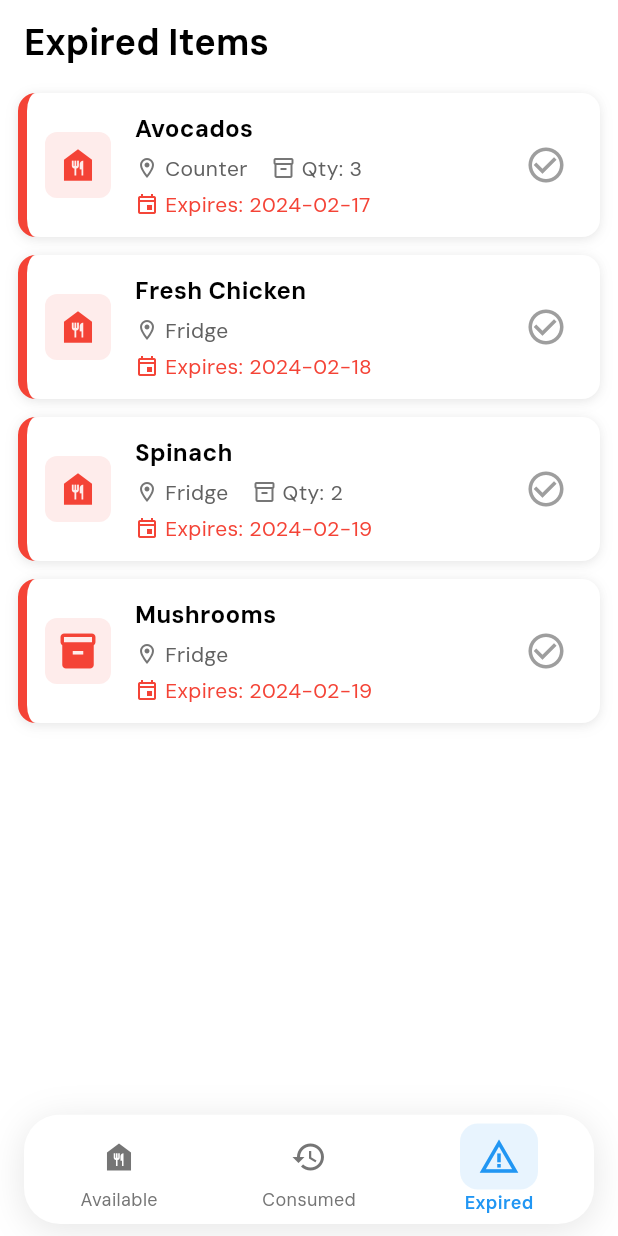
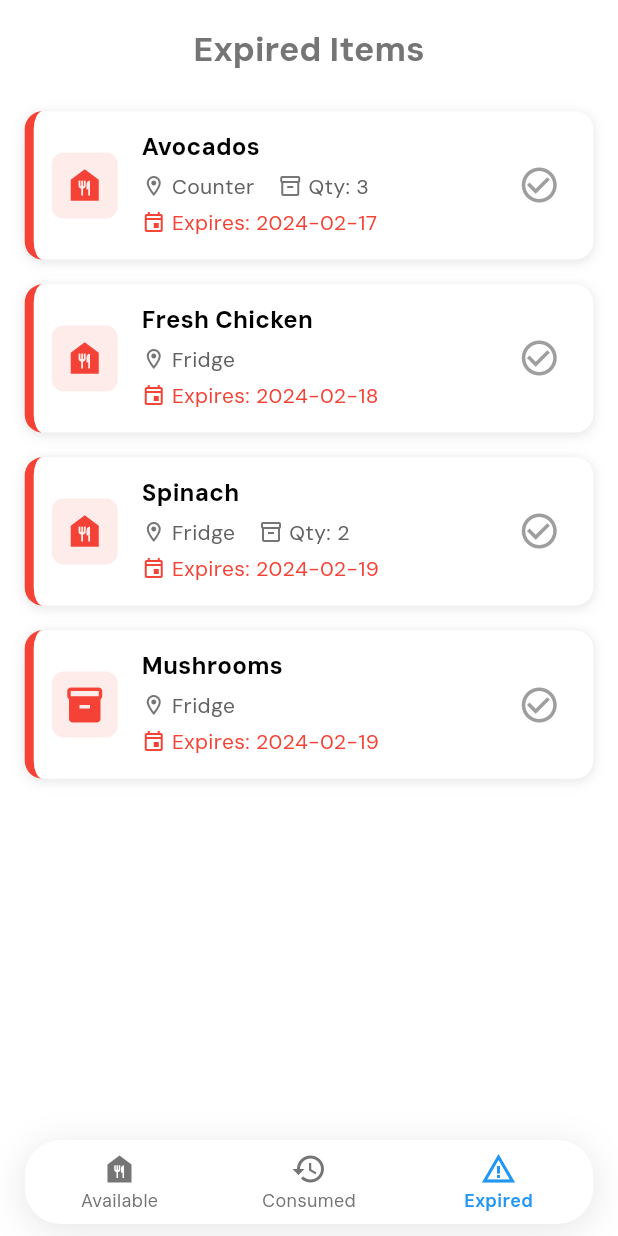
Before and after one commit to Arceuzz23/Food-Expiry-Tracker, a Flutter app: the screen it shows after launch, item 3 of the bottom bar chosen, on a phone screen of 412 x 824 dp. Run offline on Flutter 3.47's test engine with Material 3 defaults, Android fonts, the phone set to English and light mode, and no system bars; our stand-ins replace shimmer.

Commit message:
added media query

```diff
--- /dev/null
+++ b/lib/constants/responsive_constants.dart
@@ -0,0 +1,26 @@
+import 'package:flutter/material.dart';
+
+class Responsive {
+  static double screenWidth(BuildContext context) => MediaQuery.of(context).size.width;
+  static double screenHeight(BuildContext context) => MediaQuery.of(context).size.height;
+
+  // Padding and margins
+  static double defaultPadding(BuildContext context) => screenWidth(context) * 0.04;
+  static double defaultMargin(BuildContext context) => screenWidth(context) * 0.04;
+
+  // Font sizes
+  static double titleSize(BuildContext context) => screenWidth(context) * 0.055;
+  static double bodySize(BuildContext context) => screenWidth(context) * 0.04;
+  static double smallSize(BuildContext context) => screenWidth(context) * 0.035;
+
+  // Icon sizes
+  static double iconSize(BuildContext context) => screenWidth(context) * 0.06;
+  static double smallIconSize(BuildContext context) => screenWidth(context) * 0.045;
+
+  // Card dimensions
+  static double cardHeight(BuildContext context) => screenHeight(context) * 0.12;
+  static double cardRadius(BuildContext context) => screenWidth(context) * 0.03;
+
+  // Bottom nav
+  static double navBarHeight(BuildContext context) => screenHeight(context) * 0.08;
+}
--- a/lib/screens/items_screen.dart
+++ b/lib/screens/items_screen.dart
@@ -1,4 +1,3 @@
-
 import 'package:flutter/material.dart';
 import 'package:food_expiry_tracker/screens/tabs/available_items_tab.dart';
 import 'package:food_expiry_tracker/screens/tabs/consumed_items_tab.dart';
@@ -9,7 +8,7 @@ import '../providers/items_provider.dart';
 import '../widgets/dialogs/consume_confirmation_dialog.dart';
 import '../widgets/item_details_sheet.dart';
 import '../widgets/navigation/custom_bottom_nav_bar.dart';
-
+import '../constants/responsive_constants.dart';
 
 class ItemsScreen extends StatefulWidget {
   const ItemsScreen({super.key});
@@ -147,17 +146,13 @@ class _ItemsScreenState extends State<ItemsScreen> {
   Widget build(BuildContext context) {
     return Scaffold(
       appBar: AppBar(
+        toolbarHeight: Responsive.navBarHeight(context),
         title: Text(
           _getTitle(),
           style: Theme.of(context).textTheme.headlineMedium?.copyWith(
-                color: Colors.black,
-                fontWeight: FontWeight.bold,
-                fontSize: 24,
+                fontSize: Responsive.titleSize(context),
               ),
         ),
-        centerTitle: false,
-        elevation: 0,
-        backgroundColor: Colors.transparent,
       ),
       body: Consumer<ItemsProvider>(
         builder: (context, provider, child) {
--- a/lib/themes/app_theme.dart
+++ b/lib/themes/app_theme.dart
@@ -1,11 +1,13 @@
 import 'package:flutter/material.dart';
+import '../constants/responsive_constants.dart';
 
 class AppTheme {
   // Add these color constants
   static const Color iconGrey = Color(0xFF757575); // Material Grey 600
   static const Color textGrey = Color(0xFF616161); // Material Grey 700
 
-  static ThemeData lightTheme = ThemeData(
+  static ThemeData getTheme(BuildContext? context) {
+    return ThemeData(
       useMaterial3: true,
       brightness: Brightness.light,
       fontFamily: 'DMSans',
@@ -46,7 +48,7 @@ class AppTheme {
       ),
 
       // Text Theme
-    textTheme: const TextTheme(
+      textTheme: TextTheme(
         displayLarge: TextStyle(
           fontSize: 32,
           fontWeight: FontWeight.bold,
@@ -60,8 +62,8 @@ class AppTheme {
           fontWeight: FontWeight.bold,
         ),
         headlineMedium: TextStyle(
-        fontSize: 20,
-        fontWeight: FontWeight.w600,
+          fontSize: context != null ? Responsive.titleSize(context) : 24,
+          fontWeight: FontWeight.bold,
         ),
         titleLarge: TextStyle(
           fontSize: 18,
@@ -99,7 +101,8 @@ class AppTheme {
           borderRadius: BorderRadius.circular(12),
           borderSide: BorderSide(color: Colors.red.shade300),
         ),
-      contentPadding: const EdgeInsets.symmetric(horizontal: 16, vertical: 16),
+        contentPadding:
+            const EdgeInsets.symmetric(horizontal: 16, vertical: 16),
       ),
 
       // Button Themes
@@ -135,6 +138,9 @@ class AppTheme {
         type: BottomNavigationBarType.fixed,
       ),
     );
+  }
+
+  static ThemeData lightTheme = getTheme(null);
 
   // Helper method for card decoration
   static BoxDecoration cardDecoration = BoxDecoration(
--- a/lib/widgets/common/empty_state_widget.dart
+++ b/lib/widgets/common/empty_state_widget.dart
@@ -1,7 +1,6 @@
-
 import 'package:flutter/material.dart';
 import '../../constants/ui_constants.dart';
-
+import '../../constants/responsive_constants.dart';
 
 class EmptyStateWidget extends StatelessWidget {
   final IconData icon;
@@ -21,9 +20,16 @@ class EmptyStateWidget extends StatelessWidget {
       child: Column(
         mainAxisAlignment: MainAxisAlignment.center,
         children: [
-          Icon(icon, size: UIConstants.emptyStateIconSize, color: color),
-          const SizedBox(height: 16),
-          Text(message),
+          Icon(
+            icon,
+            size: Responsive.iconSize(context) * 2,
+            color: color,
+          ),
+          SizedBox(height: Responsive.defaultPadding(context)),
+          Text(
+            message,
+            style: TextStyle(fontSize: Responsive.bodySize(context)),
+          ),
         ],
       ),
     );
--- a/lib/widgets/item_card.dart
+++ b/lib/widgets/item_card.dart
@@ -4,6 +4,7 @@ import 'package:shimmer/shimmer.dart';
 import '../models/item_data.dart';
 import '../providers/items_provider.dart';
 import '../themes/app_theme.dart';
+import '../constants/responsive_constants.dart';
 
 class ItemCard extends StatelessWidget {
   final ItemData item;
@@ -29,7 +30,11 @@ class ItemCard extends StatelessWidget {
     final isLoading = provider.loading && provider.processingItemId == item.id;
 
     return Container(
-      margin: const EdgeInsets.symmetric(horizontal: 12, vertical: 6),
+      height: Responsive.cardHeight(context),
+      margin: EdgeInsets.symmetric(
+        horizontal: Responsive.defaultMargin(context),
+        vertical: Responsive.defaultMargin(context) * 0.5,
+      ),
       decoration: AppTheme.cardDecoration.copyWith(
         border: Border(
           left: BorderSide(
--- a/lib/widgets/item_details_sheet.dart
+++ b/lib/widgets/item_details_sheet.dart
@@ -1,10 +1,10 @@
-
 import 'package:flutter/material.dart';
 import 'package:provider/provider.dart';
 import '../models/item_data.dart';
 import '../providers/items_provider.dart';
 import '../themes/app_theme.dart';
 import '../constants/ui_constants.dart';
+import '../constants/responsive_constants.dart';
 
 class ItemDetailsSheet extends StatefulWidget {
   final ItemData item;
@@ -72,8 +72,8 @@ class _ItemDetailsSheetState extends State<ItemDetailsSheet>
         return Theme(
           data: Theme.of(context).copyWith(
             colorScheme: Theme.of(context).colorScheme.copyWith(
-              surface: Colors.white,
-            ),
+                  surface: Colors.white,
+                ),
           ),
           child: child!,
         );
@@ -122,6 +122,11 @@ class _ItemDetailsSheetState extends State<ItemDetailsSheet>
     return FadeTransition(
       opacity: _animation,
       child: Container(
+        constraints: BoxConstraints(
+          maxHeight: MediaQuery.of(context).size.height * 0.85,
+          minHeight: MediaQuery.of(context).size.height * 0.3,
+        ),
+        padding: EdgeInsets.all(Responsive.defaultPadding(context)),
         decoration: BoxDecoration(
           color: theme.scaffoldBackgroundColor,
           borderRadius: UIConstants.borderRadius,
--- a/lib/widgets/navigation/custom_bottom_nav_bar.dart
+++ b/lib/widgets/navigation/custom_bottom_nav_bar.dart
@@ -1,5 +1,6 @@
 import 'package:flutter/material.dart';
 import '../../themes/app_theme.dart';
+import '../../constants/responsive_constants.dart';
 
 class CustomBottomNavBar extends StatelessWidget {
   final int currentIndex;
@@ -16,7 +17,11 @@ class CustomBottomNavBar extends StatelessWidget {
   @override
   Widget build(BuildContext context) {
     return Container(
-      margin: const EdgeInsets.fromLTRB(16, 8, 16, 8),
+      height: kBottomNavigationBarHeight,
+      margin: EdgeInsets.symmetric(
+        horizontal: Responsive.defaultMargin(context),
+        vertical: 8,
+      ),
       decoration: BoxDecoration(
         borderRadius: BorderRadius.circular(24),
         boxShadow: [
@@ -35,8 +40,8 @@ class CustomBottomNavBar extends StatelessWidget {
           backgroundColor: Colors.white,
           selectedItemColor: Theme.of(context).primaryColor,
           unselectedItemColor: AppTheme.iconGrey,
-          selectedFontSize: 12,
-          unselectedFontSize: 12,
+          selectedFontSize: 10,
+          unselectedFontSize: 10,
           type: BottomNavigationBarType.fixed,
           showSelectedLabels: true,
           showUnselectedLabels: true,
@@ -52,32 +57,12 @@ class CustomBottomNavBar extends StatelessWidget {
 
   BottomNavigationBarItem _buildNavItem(NavItem item, bool isSelected) {
     return BottomNavigationBarItem(
-      icon: AnimatedContainer(
-        duration: const Duration(milliseconds: 200),
-        padding: const EdgeInsets.symmetric(vertical: 8, horizontal: 12),
-        decoration: BoxDecoration(
-          color: isSelected
-              ? AppTheme.iconGrey.withOpacity(0.1)
-              : Colors.transparent,
-          borderRadius: BorderRadius.circular(12),
-        ),
-        child: Icon(
+      icon: Icon(item.icon, size: 24),
+      activeIcon: Builder(
+        builder: (context) => Icon(
           item.icon,
-          size: isSelected ? 28 : 24,
-        ),
-      ),
-      activeIcon: Builder(
-        builder: (context) => Container(
-          padding: const EdgeInsets.symmetric(vertical: 8, horizontal: 12),
-          decoration: BoxDecoration(
-            color: Theme.of(context).primaryColor.withOpacity(0.1),
-            borderRadius: BorderRadius.circular(12),
-          ),
-          child: Icon(
-            item.icon,
-            size: 28,
-            color: Theme.of(context).primaryColor,
-          ),
+          size: 24,
+          color: Theme.of(context).primaryColor,
         ),
       ),
       label: item.label,
```
Lines whose indentation alone changed are shown as unchanged.
